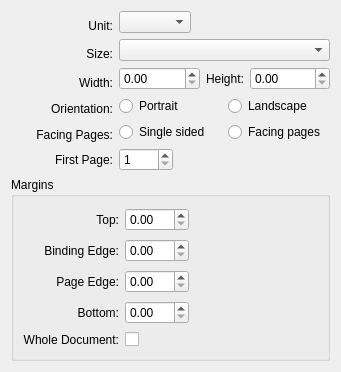
Old version of the form kword/part/dialogs/KWPageLayout.ui in the repository KDE/calligra.
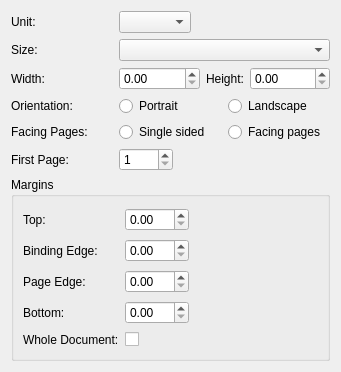
New version of the form. Custom widgets are drawn as their Qt base class.

Commit message: Use KoLayoutVistor

```diff
--- a/kword/part/dialogs/KWPageLayout.ui
+++ b/kword/part/dialogs/KWPageLayout.ui
@@ -18,9 +18,6 @@
      <property name="text" >
       <string>Unit:</string>
      </property>
-     <property name="alignment" >
-      <set>Qt::AlignCenter|Qt::AlignHorizontal_Mask|Qt::AlignRight|Qt::AlignTrailing|Qt::AlignVCenter|Qt::AlignVertical_Mask</set>
-     </property>
      <property name="buddy" >
       <cstring>units</cstring>
      </property>
@@ -66,9 +63,6 @@
      <property name="text" >
       <string>Size:</string>
      </property>
-     <property name="alignment" >
-      <set>Qt::AlignCenter|Qt::AlignHorizontal_Mask|Qt::AlignRight|Qt::AlignTrailing|Qt::AlignVCenter|Qt::AlignVertical_Mask</set>
-     </property>
      <property name="buddy" >
       <cstring>sizes</cstring>
      </property>
@@ -82,9 +76,6 @@
      <property name="text" >
       <string>Width:</string>
      </property>
-     <property name="alignment" >
-      <set>Qt::AlignCenter|Qt::AlignHorizontal_Mask|Qt::AlignRight|Qt::AlignTrailing|Qt::AlignVCenter|Qt::AlignVertical_Mask</set>
-     </property>
      <property name="buddy" >
       <cstring>width</cstring>
      </property>
@@ -136,9 +127,6 @@
      <property name="text" >
       <string>Orientation:</string>
      </property>
-     <property name="alignment" >
-      <set>Qt::AlignCenter|Qt::AlignHorizontal_Mask|Qt::AlignRight|Qt::AlignTrailing|Qt::AlignVCenter|Qt::AlignVertical_Mask</set>
-     </property>
     </widget>
    </item>
    <item row="3" column="1" >
@@ -160,9 +148,6 @@
      <property name="text" >
       <string>Facing Pages:</string>
      </property>
-     <property name="alignment" >
-      <set>Qt::AlignCenter|Qt::AlignHorizontal_Mask|Qt::AlignRight|Qt::AlignTrailing|Qt::AlignVCenter|Qt::AlignVertical_Mask</set>
-     </property>
     </widget>
    </item>
    <item row="4" column="1" >
@@ -184,9 +169,6 @@
      <property name="text" >
       <string>First Page:</string>
      </property>
-     <property name="alignment" >
-      <set>Qt::AlignRight|Qt::AlignTrailing|Qt::AlignVCenter</set>
-     </property>
      <property name="buddy" >
       <cstring>firstPage</cstring>
      </property>
@@ -267,9 +249,6 @@
         <property name="text" >
          <string>Page Edge:</string>
         </property>
-        <property name="alignment" >
-         <set>Qt::AlignRight|Qt::AlignTrailing|Qt::AlignVCenter</set>
-        </property>
         <property name="buddy" >
          <cstring>pageEdgeMargin</cstring>
         </property>
@@ -280,9 +259,6 @@
         <property name="text" >
          <string>Binding Edge:</string>
         </property>
-        <property name="alignment" >
-         <set>Qt::AlignRight|Qt::AlignTrailing|Qt::AlignVCenter</set>
-        </property>
         <property name="buddy" >
          <cstring>bindingEdgeMargin</cstring>
         </property>
@@ -293,9 +269,6 @@
         <property name="text" >
          <string>Bottom:</string>
         </property>
-        <property name="alignment" >
-         <set>Qt::AlignRight|Qt::AlignTrailing|Qt::AlignVCenter</set>
-        </property>
         <property name="buddy" >
          <cstring>bottomMargin</cstring>
         </property>
@@ -313,9 +286,6 @@
         <property name="text" >
          <string>Top:</string>
         </property>
-        <property name="alignment" >
-         <set>Qt::AlignRight|Qt::AlignTrailing|Qt::AlignVCenter</set>
-        </property>
         <property name="buddy" >
          <cstring>topMargin</cstring>
         </property>
@@ -354,9 +324,6 @@
         <property name="text" >
          <string>Whole Document:</string>
         </property>
-        <property name="alignment" >
-         <set>Qt::AlignCenter|Qt::AlignHorizontal_Mask|Qt::AlignRight|Qt::AlignTrailing|Qt::AlignVCenter|Qt::AlignVertical_Mask</set>
-        </property>
         <property name="buddy" >
          <cstring>wholeDocument</cstring>
         </property>
```
The commit also changes 2 other files.
